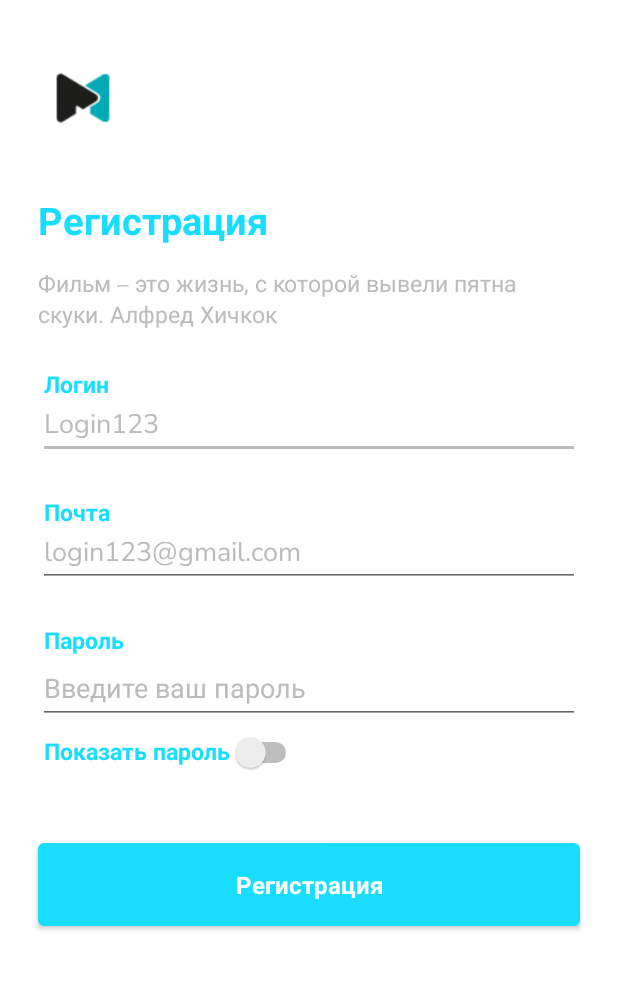
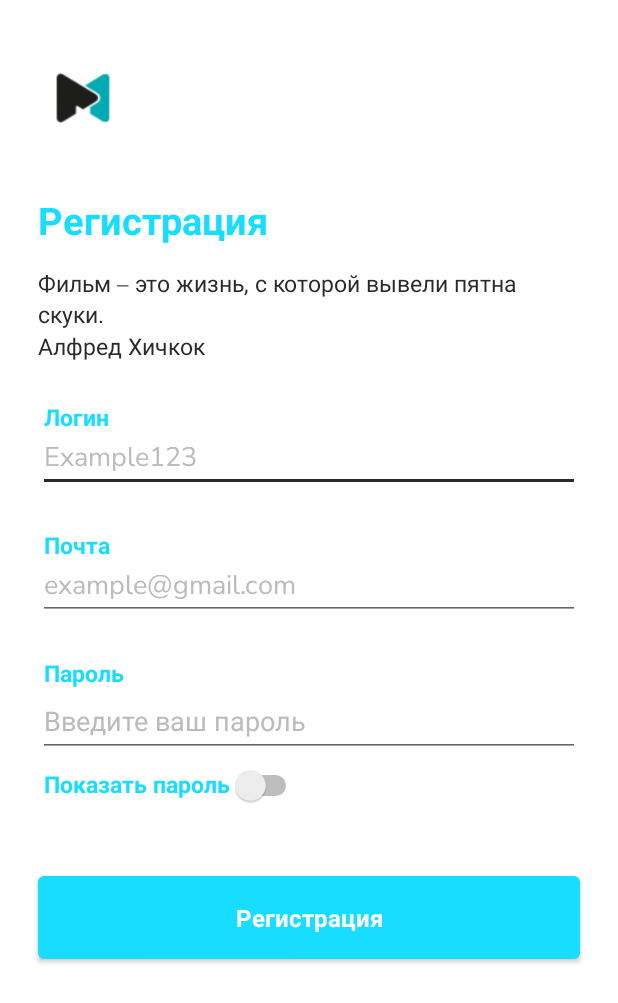
Before and after one commit to Nikkooly/Magnificent, an Android app: the Registration screen opened directly, with no data from a screen before it, on a phone screen of 412 x 824 dp. Shown: the top 1003 px of the screen. Run offline under Robolectric (Android 15) with nearby library versions, the phone set to English and light mode, and no system bars; our stand-ins replace RxJava; libraries missing offline, so code that uses them is left out: dmax.dialog.

Commit message:
Small fix on Registration form

```diff
--- a/kursovoi/app/src/main/res/layout/activity_registration.xml
+++ b/kursovoi/app/src/main/res/layout/activity_registration.xml
@@ -33,7 +33,7 @@
         android:layout_marginTop="15dp"
         android:layout_marginEnd="25dp"
         android:fontFamily="@font/nunito_sans_italic"
-        android:text="Фильм – это жизнь, с которой вывели пятна скуки. Алфред Хичкок"
+        android:text="Фильм – это жизнь, с которой вывели пятна скуки."
         android:textColor="@color/colorAccent"
         android:textSize="15sp"
         app:layout_constraintEnd_toEndOf="parent"
@@ -63,7 +63,7 @@
         android:orientation="vertical"
         app:layout_constraintEnd_toEndOf="parent"
         app:layout_constraintStart_toStartOf="parent"
-        app:layout_constraintTop_toBottomOf="@+id/textview50"
+        app:layout_constraintTop_toBottomOf="@+id/textView41"
         tools:ignore="MissingConstraints">
 
         <TextView
@@ -85,8 +85,8 @@
             android:fontFamily="@font/nunito_sans"
             android:hint="@string/loginEditTextRegistration"
             android:inputType="text"
-            android:textColor="@color/colorTextView"
-            android:textColorHint="@color/colorAccent" />
+            android:textColor="@color/colorAccent"
+            android:textColorHint="@color/HintColorText" />
 
     </LinearLayout>
 
@@ -125,8 +125,8 @@
             android:fontFamily="@font/nunito_sans"
             android:hint="@string/emailEditTextRegistration"
             android:inputType="text"
-            android:textColor="@color/colorTextView"
-            android:textColorHint="@color/colorAccent" />
+            android:textColor="@color/colorAccent"
+            android:textColorHint="@color/HintColorText" />
     </LinearLayout>
 
     <LinearLayout
@@ -163,8 +163,8 @@
             android:fontFamily="@font/nunito_sans"
             android:hint="@string/passwordEditTextRegistration"
             android:inputType="textPassword"
-            android:textColor="@color/colorTextView"
-            android:textColorHint="@color/colorAccent" />
+            android:textColor="@color/colorAccent"
+            android:textColorHint="@color/HintColorText" />
 
         <Switch
             android:id="@+id/switchShowPasswordRegistrationActivity"
@@ -199,6 +199,18 @@
         app:layout_constraintEnd_toEndOf="parent"
         app:layout_constraintStart_toStartOf="parent"
         app:layout_constraintTop_toBottomOf="@+id/linearPasswordRegistrationActivity" />
+
+    <TextView
+        android:id="@+id/textView41"
+        android:layout_width="wrap_content"
+        android:layout_height="wrap_content"
+        android:layout_marginStart="25dp"
+        android:text="Алфред Хичкок"
+        android:fontFamily="@font/nunito_sans_italic"
+        android:textColor="@color/colorAccent"
+        android:textSize="15sp"
+        app:layout_constraintStart_toStartOf="parent"
+        app:layout_constraintTop_toBottomOf="@+id/textview50" />
 
     <!-- <TableLayout
          android:id="@+id/tableLayoutRegistrationActivity"
--- a/kursovoi/app/src/main/res/values/colors.xml
+++ b/kursovoi/app/src/main/res/values/colors.xml
@@ -2,7 +2,7 @@
 <resources>
     <color name="colorPrimary">#3F51B5</color>
     <color name="colorPrimaryDark">#303F9F</color>
-    <color name="colorAccent">#B9BBBD</color>
+    <color name="colorAccent">#2b2a2a</color>
     <color name="colorBackground">#18DDFF</color>
     <color name="colorSplashText">#F0F0F0</color>
     <color name="colorProgressBar">#ff0000</color>
@@ -18,4 +18,5 @@
     <color name="InputBackgroundApp">#ffffff</color>
     <color name="lightGray">#d3d3d3</color>
     <color name="HintColor">#18DDFF</color>
+    <color name="HintColorText">#B9BBBD</color>
 </resources>
--- a/kursovoi/app/src/main/res/values/strings.xml
+++ b/kursovoi/app/src/main/res/values/strings.xml
@@ -17,8 +17,8 @@
     <string name="emailTextViewRegistration">Почта</string>
     <string name="passwordTextViewRegistration">Пароль</string>
     <string name="showPasswordSwitchRegistration">Показать пароль</string>
-    <string name="loginEditTextRegistration">Login123</string>
-    <string name="emailEditTextRegistration">login123@gmail.com</string>
+    <string name="loginEditTextRegistration">Example123</string>
+    <string name="emailEditTextRegistration">example@gmail.com</string>
     <string name="passwordEditTextRegistration">Введите ваш пароль</string>
     <string name="confirmButtonRegistration">Регистрация</string>
 </resources>
```
Also changed, not shown: kursovoi/app/src/main/res/layout/activity_login.xml (+17 -15 lines).
